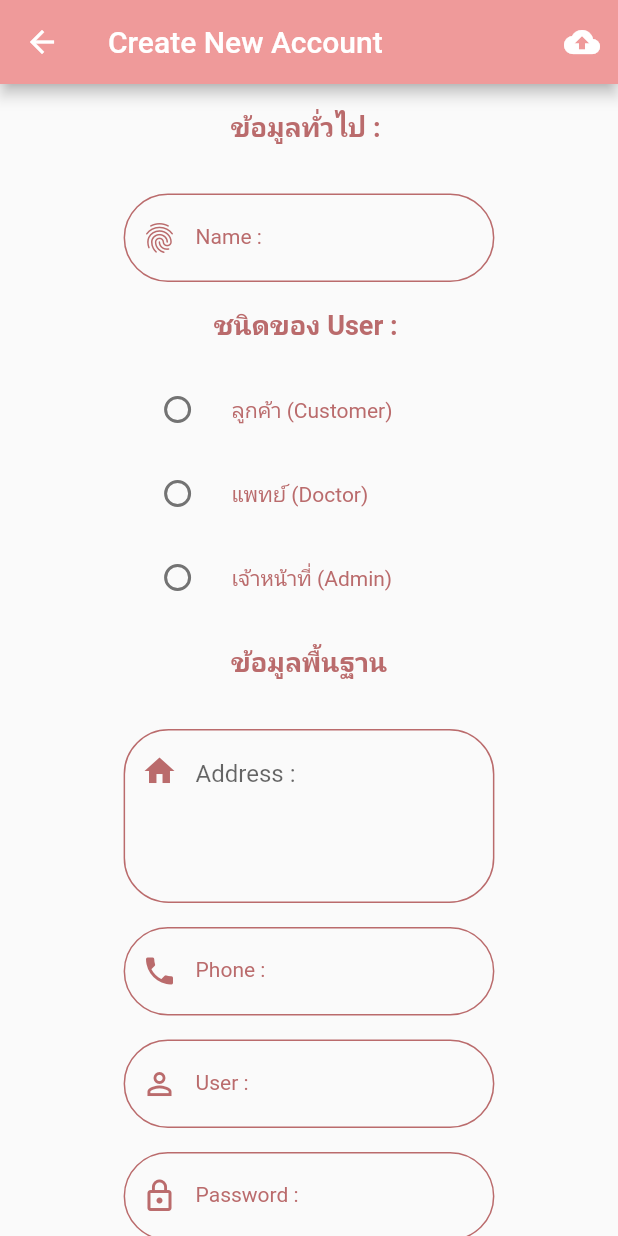
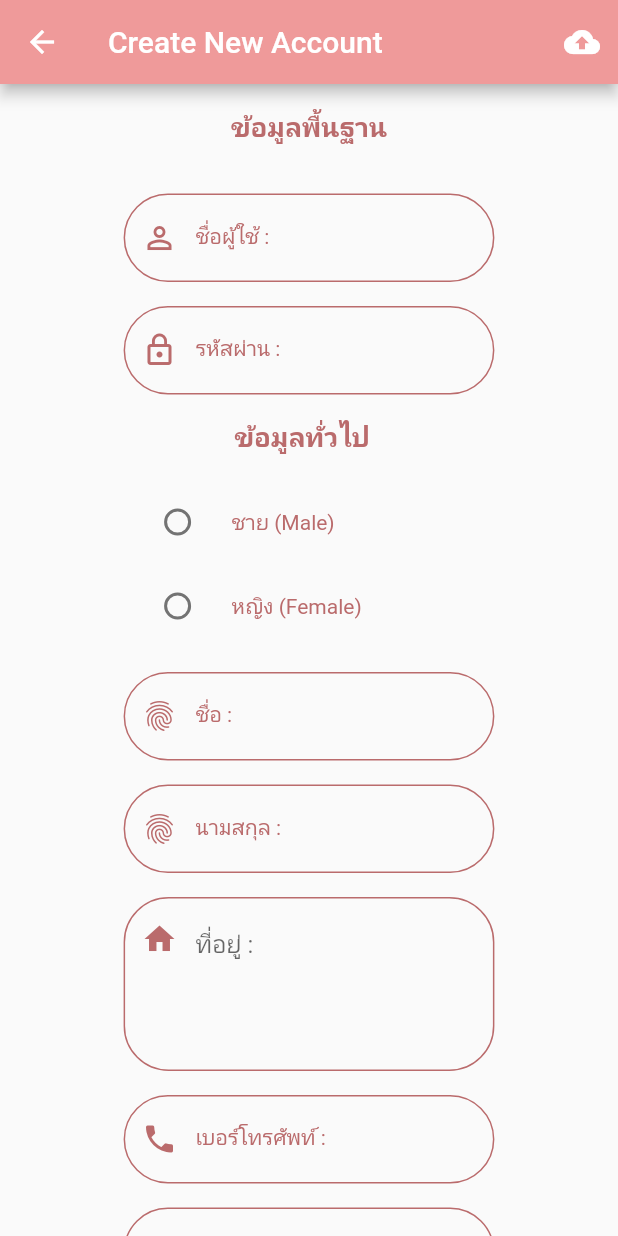
Before and after one commit to poomonlinez4/boneclinicmsu, a Flutter app: the screen it shows after launch, after a tap on "Login", after a tap on "Create Account", on a phone screen of 412 x 824 dp. Run offline on Flutter 3.47's test engine with Material 2 defaults, Android fonts, the phone set to English and light mode, and no system bars; our stand-ins replace dio, image_picker, shared_preferences.

Commit message:
Update insert 19/7/2565

```diff
--- a/lib/main.dart
+++ b/lib/main.dart
@@ -7,6 +7,7 @@ import 'package:boneclinicmsu/states/customer_service.dart';
 import 'package:boneclinicmsu/states/doctor_service.dart';
 import 'package:boneclinicmsu/unility/my_constant.dart';
 import 'package:flutter/material.dart';
+import 'package:shared_preferences/shared_preferences.dart';
 
 final Map<String, WidgetBuilder> map = {
   '/authen': (BuildContext context) => Authen(),
@@ -18,10 +19,26 @@ final Map<String, WidgetBuilder> map = {
 
 String? initlalRoute;
 
-void main() {
-  initlalRoute = MyConstant.routeAuthen;
-  HttpOverrides.global = MyHttpOverrides();
-  runApp(MyApp());
+Future<Null> main() async {
+  WidgetsFlutterBinding.ensureInitialized();
+  SharedPreferences preferences = await SharedPreferences.getInstance();
+
+  //******* แบ่งตาม type
+  //SharedPreferences บันทึก something ลงในเครื่องง
+  String? type = preferences.getString('type');
+  print('### type ===>> $type');
+  if (type?.isEmpty ?? true) {
+    initlalRoute = MyConstant.routeAuthen;
+    runApp(MyApp());
+  } else {
+    switch (type) {
+      case 'customer':
+        initlalRoute = MyConstant.routeCoustomerService;
+        runApp(MyApp());
+        break;
+      default:
+    }
+  }
 }
 
 class MyHttpOverrides extends HttpOverrides {
@@ -38,6 +55,7 @@ class MyApp extends StatelessWidget {
 
   @override
   Widget build(BuildContext context) {
+    HttpOverrides.global = MyHttpOverrides();
     return MaterialApp(
       title: MyConstant.appName,
       routes: map,
--- a/lib/states/admin_service.dart
+++ b/lib/states/admin_service.dart
@@ -10,6 +10,10 @@ class AdminService extends StatefulWidget {
 class _AdminServiceState extends State<AdminService> {
   @override
   Widget build(BuildContext context) {
-    return Scaffold();
+    return Scaffold(
+      appBar: AppBar(
+        title: Text('Bone Climic (Admin)'),
+      ),
+    );
   }
 }
--- a/lib/states/authen.dart
+++ b/lib/states/authen.dart
@@ -7,6 +7,7 @@ import 'package:boneclinicmsu/widgets/show_image.dart';
 import 'package:boneclinicmsu/widgets/show_title.dart';
 import 'package:dio/dio.dart';
 import 'package:flutter/material.dart';
+import 'package:shared_preferences/shared_preferences.dart';
 
 class Authen extends StatefulWidget {
   const Authen({Key? key}) : super(key: key);
@@ -79,6 +80,15 @@ class _AuthenState extends State<Authen> {
                   String password = passwordController.text;
                   print('## user = $user, password = $password');
                   checkAuthen(user: user, password: password);
+
+                  // SharedPreferences preferences =
+                  // await SharedPreferences.getInstance();
+                  // preferences.setString('type', type);
+                  // preferences.setString('user', model.user);
+
+                  //เชื่อมไปหน้าอื่น ๆ Navigator
+                  Navigator.pushNamed(
+                      context, MyConstant.routeCoustomerService);
                 }
               },
               child: Text('Login'),
--- a/lib/states/create_account.dart
+++ b/lib/states/create_account.dart
@@ -24,8 +24,10 @@ class _CreateAccountState extends State<CreateAccount> {
       FormState>(); //formkeyเป็นตัวเชื่อม text formfild ว่ามีค่าหรือเปล่า
 
   TextEditingController nameController = TextEditingController();
+  TextEditingController SurnameController = TextEditingController();
   TextEditingController addressController = TextEditingController();
   TextEditingController phoneController = TextEditingController();
+  TextEditingController emailController = TextEditingController();
   TextEditingController userController = TextEditingController();
   TextEditingController passwordController = TextEditingController();
 
@@ -45,7 +47,43 @@ class _CreateAccountState extends State<CreateAccount> {
             },
             decoration: InputDecoration(
               labelStyle: MyConstant().h3style(),
-              labelText: 'Name : ',
+              labelText: 'ชื่อ : ',
+              prefixIcon: Icon(
+                Icons.fingerprint,
+                color: MyConstant.dark,
+              ),
+              enabledBorder: OutlineInputBorder(
+                borderSide: BorderSide(color: MyConstant.dark),
+                borderRadius: BorderRadius.circular(30),
+              ),
+              focusedBorder: OutlineInputBorder(
+                borderSide: BorderSide(color: MyConstant.light),
+                borderRadius: BorderRadius.circular(30),
+              ),
+            ),
+          ),
+        ),
+      ],
+    );
+  }
+
+  Row buildSurname(double size) {
+    return Row(
+      mainAxisAlignment: MainAxisAlignment.center,
+      children: [
+        Container(
+          margin: EdgeInsets.only(top: 16),
+          width: size * 0.6,
+          child: TextFormField(
+            controller: SurnameController,
+            validator: (value) {
+              if (value!.isEmpty) {
+                return 'กรุณากรอก นามสกุล ด้วยค่ะ';
+              }
+            },
+            decoration: InputDecoration(
+              labelStyle: MyConstant().h3style(),
+              labelText: 'นามสกุล : ',
               prefixIcon: Icon(
                 Icons.fingerprint,
                 color: MyConstant.dark,
@@ -77,14 +115,51 @@ class _CreateAccountState extends State<CreateAccount> {
             keyboardType: TextInputType.phone, //ทำให้คีย์บอร์ดกดได้แค่แบบตัวเลข
             validator: (value) {
               if (value!.isEmpty) {
-                return 'กรุณากรอก Phone ด้วยค่ะ';
+                return 'กรุณากรอก เบอร์โทรศัพท์ ด้วยค่ะ';
               }
             },
             decoration: InputDecoration(
               labelStyle: MyConstant().h3style(),
-              labelText: 'Phone : ',
+              labelText: 'เบอร์โทรศัพท์ : ',
               prefixIcon: Icon(
                 Icons.phone,
+                color: MyConstant.dark,
+              ),
+              enabledBorder: OutlineInputBorder(
+                borderSide: BorderSide(color: MyConstant.dark),
+                borderRadius: BorderRadius.circular(30),
+              ),
+              focusedBorder: OutlineInputBorder(
+                borderSide: BorderSide(color: MyConstant.light),
+                borderRadius: BorderRadius.circular(30),
+              ),
+            ),
+          ),
+        ),
+      ],
+    );
+  }
+
+  Row buildemail(double size) {
+    return Row(
+      mainAxisAlignment: MainAxisAlignment.center,
+      children: [
+        Container(
+          margin: EdgeInsets.only(top: 16),
+          width: size * 0.6,
+          child: TextFormField(
+            controller: emailController,
+            keyboardType: TextInputType.phone, //ทำให้คีย์บอร์ดกดได้แค่แบบตัวเลข
+            validator: (value) {
+              if (value!.isEmpty) {
+                return 'กรุณากรอก อีเมล ด้วยค่ะ';
+              }
+            },
+            decoration: InputDecoration(
+              labelStyle: MyConstant().h3style(),
+              labelText: 'อีเมล : ',
+              prefixIcon: Icon(
+                Icons.email,
                 color: MyConstant.dark,
               ),
               enabledBorder: OutlineInputBorder(
@@ -113,12 +188,12 @@ class _CreateAccountState extends State<CreateAccount> {
             controller: userController,
             validator: (value) {
               if (value!.isEmpty) {
-                return 'กรุณากรอก User ด้วยค่ะ';
+                return 'กรุณากรอก ชื่อผู้ใช้ ด้วยค่ะ';
               }
             },
             decoration: InputDecoration(
               labelStyle: MyConstant().h3style(),
-              labelText: 'User : ',
+              labelText: 'ชื่อผู้ใช้ : ',
               prefixIcon: Icon(
                 Icons.perm_identity,
                 color: MyConstant.dark,
@@ -154,7 +229,7 @@ class _CreateAccountState extends State<CreateAccount> {
             },
             decoration: InputDecoration(
               labelStyle: MyConstant().h3style(),
-              labelText: 'Password : ',
+              labelText: 'รหัสผ่าน : ',
               prefixIcon: Icon(
                 Icons.lock_outline,
                 color: MyConstant.dark,
@@ -185,12 +260,12 @@ class _CreateAccountState extends State<CreateAccount> {
             controller: addressController,
             validator: (value) {
               if (value!.isEmpty) {
-                return 'กรุณากรอก Address ด้วยค่ะ';
+                return 'กรุณากรอก ที่อยู่ ด้วยค่ะ';
               }
             },
             maxLines: 4,
             decoration: InputDecoration(
-              hintText: 'Address :',
+              hintText: 'ที่อยู่ :',
               helperStyle: MyConstant().h3style(),
               prefixIcon: Padding(
                 padding: const EdgeInsets.fromLTRB(0, 0, 0, 60),
@@ -234,17 +309,17 @@ class _CreateAccountState extends State<CreateAccount> {
             child: Column(
               //padding: EdgeInsets.all(16),
               children: [
-                buildTitle('ข้อมูลทั่วไป : '),
+                buildTitle('ข้อมูลพื้นฐาน'),
+                buildUser(size),
+                buildPassword(size),
+                buildTitle('ข้อมูลทั่วไป  '),
+                buildRadioMale(size),
+                buildRadioFemale(size),
                 buildName(size),
-                buildTitle('ชนิดของ User : '),
-                buildRadioCustomer(size),
-                buildRadioDoctor(size),
-                buildRadioAdmin(size),
-                buildTitle('ข้อมูลพื้นฐาน'),
+                buildSurname(size),
                 buildAddress(size),
                 buildPhone(size),
-                buildUser(size),
-                buildPassword(size),
+                buildemail(size),
                 buildTitle('รูปภาพ'),
                 buildSubTitle(),
                 buildAvatar(size),
@@ -275,13 +350,16 @@ class _CreateAccountState extends State<CreateAccount> {
   }
 
   Future<Null> uploadPictureAndInsertData() async {
+    String user = userController.text;
+    String password = passwordController.text;
     String name = nameController.text;
+    String surname = SurnameController.text;
     String address = addressController.text;
     String phone = phoneController.text;
-    String user = userController.text;
-    String password = passwordController.text;
+    String email = emailController.text;
+
     print(
-        '## name = $name, address = $address, phone = $phone, user = $user, password = $password');
+        '## user = $user, password = $password, name = $name, surname = $surname, address = $address, phone = $phone, email = $email');
     String path =
         '${MyConstant.domain}/boneclinic/getUserWhereUser.php?isAdd=true&user=$user';
     await Dio().get(path).then((value) async {
@@ -292,11 +370,13 @@ class _CreateAccountState extends State<CreateAccount> {
         if (file == null) {
           //No Avatar
           processInsertMySQL(
+            user: user,
+            password: password,
             name: name,
+            surname: surname,
             address: address,
             phone: phone,
-            user: user,
-            password: password,
+            email: email,
           );
         } else {
           // Have Avatar
@@ -312,11 +392,13 @@ class _CreateAccountState extends State<CreateAccount> {
           await Dio().post(apiSaveAvatar, data: data).then((value) {
             avatar = '/boneclinic/avatar/$nameAvatar';
             processInsertMySQL(
+              user: user,
+              password: password,
               name: name,
+              surname: surname,
               address: address,
               phone: phone,
-              user: user,
-              password: password,
+              email: email,
             );
           });
         }
@@ -329,7 +411,6 @@ class _CreateAccountState extends State<CreateAccount> {
   Future<Null> processInsertMySQL(
       {String? user,
       String? password,
-      String? name_prefix,
       String? name,
       String? surname,
       String? sex,
@@ -339,7 +420,7 @@ class _CreateAccountState extends State<CreateAccount> {
       String? pic_members}) async {
     print('### processInsertMySQL work and avatar ==> $avatar');
     String apiInsertData =
-        '${MyConstant.domain}/boneclinic/insertData.php?isAdd=true&user=$user&password=$password&name_prefix=$name_prefix&name=$name&surname=$surname&sex=$sex&address=$address&phone=$phone&email=$email&pic_members=$pic_members&role_id=3';
+        '${MyConstant.domain}/boneclinic/insertData.php?isAdd=true&user=$user&password=$password&name=$name&surname=$surname&sex=$typeUser&address=$address&phone=$phone&email=$email&pic_members=$avatar&role_id=3';
     await Dio().get(apiInsertData).then((value) {
       if (value.toString() == 'true') {
         Navigator.pop(context);
@@ -398,14 +479,14 @@ class _CreateAccountState extends State<CreateAccount> {
         textStyle: MyConstant().h3style());
   }
 
-  Row buildRadioCustomer(double size) {
+  Row buildRadioMale(double size) {
     return Row(
       mainAxisAlignment: MainAxisAlignment.center,
       children: [
         Container(
           width: size * 0.6,
           child: RadioListTile(
-            value: 'customer',
+            value: 'Male',
             groupValue: typeUser,
             onChanged: (value) {
               setState(() {
@@ -413,7 +494,7 @@ class _CreateAccountState extends State<CreateAccount> {
               });
             },
             title: ShowTitle(
-              title: 'ลูกค้า (Customer)',
+              title: 'ชาย (Male)',
               textStyle: MyConstant().h3style(),
             ),
           ),
@@ -422,14 +503,14 @@ class _CreateAccountState extends State<CreateAccount> {
     );
   }
 
-  Row buildRadioDoctor(double size) {
+  Row buildRadioFemale(double size) {
     return Row(
       mainAxisAlignment: MainAxisAlignment.center,
       children: [
         Container(
           width: size * 0.6,
           child: RadioListTile(
-            value: 'Doctor',
+            value: 'Female',
             groupValue: typeUser,
             onChanged: (value) {
               setState(() {
@@ -437,31 +518,7 @@ class _CreateAccountState extends State<CreateAccount> {
               });
             },
             title: ShowTitle(
-              title: 'แพทย์ (Doctor)',
-              textStyle: MyConstant().h3style(),
-            ),
-          ),
-        ),
-      ],
-    );
-  }
-
-  Row buildRadioAdmin(double size) {
-    return Row(
-      mainAxisAlignment: MainAxisAlignment.center,
-      children: [
-        Container(
-          width: size * 0.6,
-          child: RadioListTile(
-            value: 'Admin',
-            groupValue: typeUser,
-            onChanged: (value) {
-              setState(() {
-                typeUser = value as String?;
-              });
-            },
-            title: ShowTitle(
-              title: 'เจ้าหน้าที่ (Admin)',
+              title: 'หญิง (Female)',
               textStyle: MyConstant().h3style(),
             ),
           ),
--- a/lib/states/customer_service.dart
+++ b/lib/states/customer_service.dart
@@ -10,6 +10,15 @@ class CustomerService extends StatefulWidget {
 class _CustomerServiceState extends State<CustomerService> {
   @override
   Widget build(BuildContext context) {
-    return Scaffold();
+    return Scaffold(
+        appBar: AppBar(
+          title: Text('Bone Clinic'),
+        ),
+        drawer: Drawer(
+          child: ListTile(
+            leading: Icon(Icons.exit_to_app),
+            title: Text('data'),
+          ),
+        ));
   }
 }
--- a/lib/states/doctor_service.dart
+++ b/lib/states/doctor_service.dart
@@ -10,6 +10,10 @@ class DoctorService extends StatefulWidget {
 class _DoctorServiceState extends State<DoctorService> {
   @override
   Widget build(BuildContext context) {
-    return Scaffold();
+    return Scaffold(
+      appBar: AppBar(
+        title: Text('Bone Clinic (Doctor) '),
+      ),
+    );
   }
 }
--- a/lib/unility/my_constant.dart
+++ b/lib/unility/my_constant.dart
@@ -3,7 +3,7 @@ import 'package:flutter/material.dart';
 class MyConstant {
   // Genernal
   static String appName = 'Bone Clinic';
-  static String domain = 'https://a0e8-184-82-52-47.ap.ngrok.io';
+  static String domain = 'https://ab5a-184-82-46-162.ap.ngrok.io';
 
   // Route
   static String routeAuthen = '/authen';
@@ -39,9 +39,22 @@ class MyConstant {
         color: dark,
         fontWeight: FontWeight.w700,
       );
+
+  TextStyle h2Whitestyle() => TextStyle(
+        fontSize: 18,
+        color: Colors.white,
+        fontWeight: FontWeight.w700,
+      );
+
   TextStyle h3style() => TextStyle(
         fontSize: 14,
         color: dark,
+        fontWeight: FontWeight.normal,
+      );
+
+  TextStyle h3Whitestyle() => TextStyle(
+        fontSize: 14,
+        color: Colors.white,
         fontWeight: FontWeight.normal,
       );
 
--- a/pubspec.yaml
+++ b/pubspec.yaml
@@ -36,6 +36,7 @@ dependencies:
   cupertino_icons: ^1.0.2
   image_picker: ^0.8.0+3
   dio: ^4.0.0
+  shared_preferences: ^2.0.15
 
 dev_dependencies:
   flutter_test:
```
Also changed, not shown: pubspec.lock, 1 other file.
